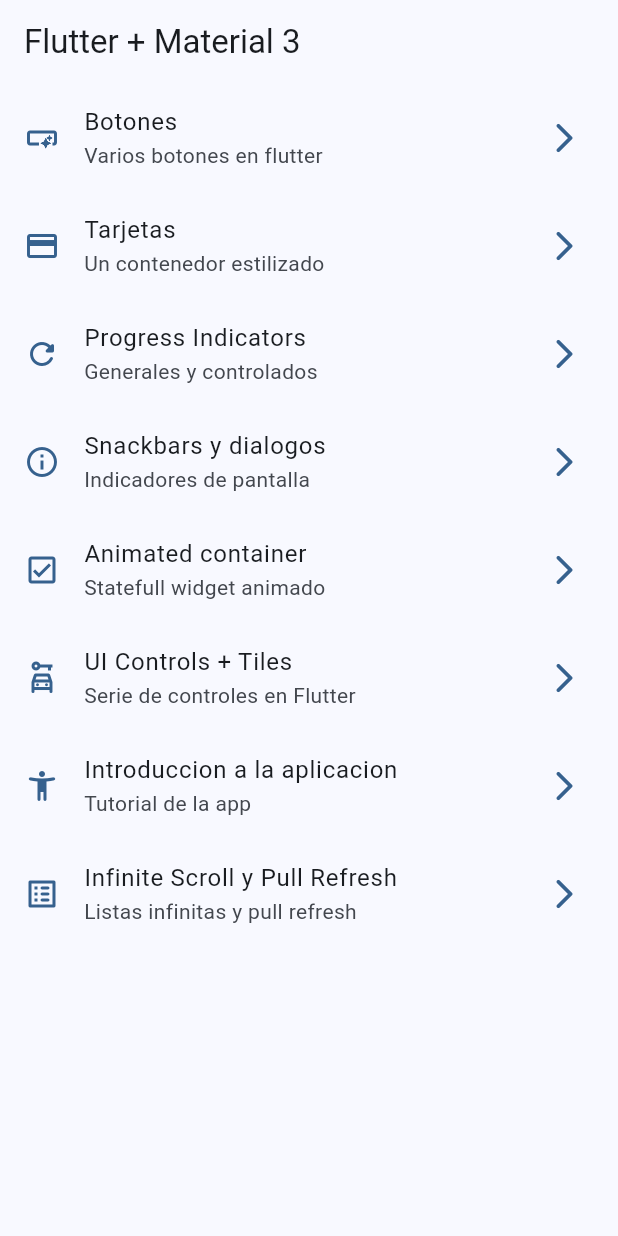
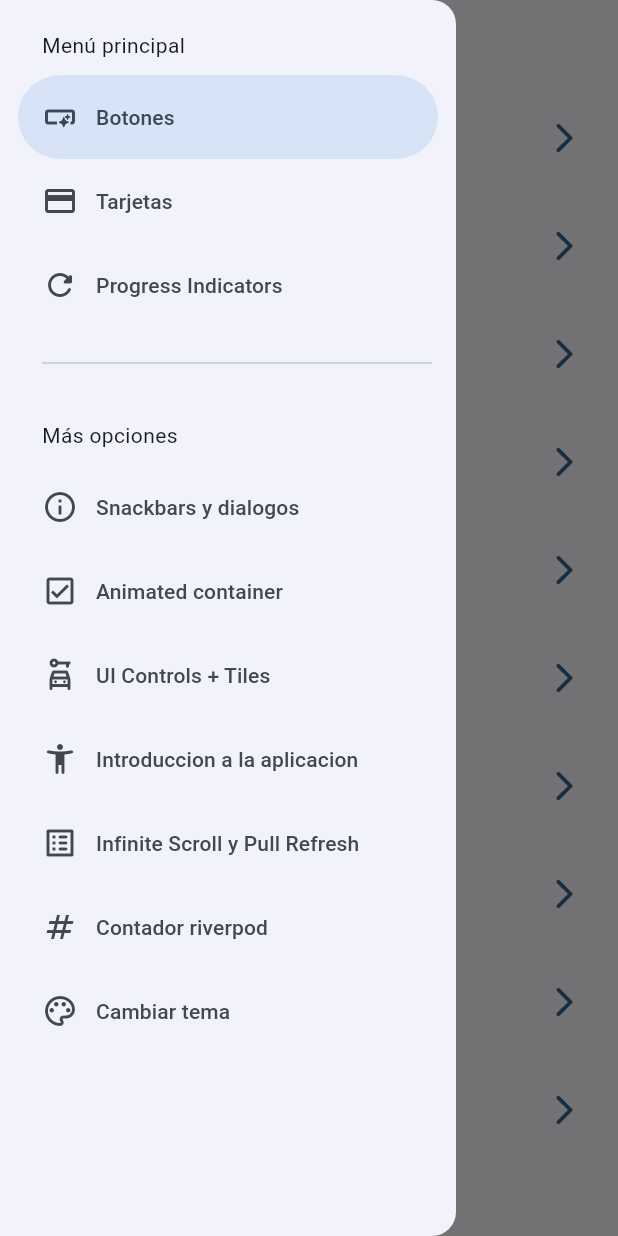
Before and after one commit to diegoteran95/widgets_app, a Flutter app: the screen it shows after launch, with the side drawer open (before the commit the screen has no drawer), on a phone screen of 412 x 824 dp. Run offline on Flutter 3.47's test engine with Material 3 defaults, Android fonts, the phone set to English and light mode, and no system bars; our stand-ins replace animate_do, flutter_riverpod, go_router, riverpod_annotation; generated files the repository leaves out were written again.

Commit message:
Implements riverpod as state management

```diff
--- a/analysis_options.yaml
+++ b/analysis_options.yaml
@@ -1 +1,4 @@
 include: package:flutter_lints/flutter.yaml
+analyzer:
+  plugins:
+    - custom_lint
--- a/lib/config/menu/menu_items.dart
+++ b/lib/config/menu/menu_items.dart
@@ -49,9 +49,19 @@ const appMenuItems = <MenuItem>[
       subtitle: "Tutorial de la app",
       link: "/tutorial",
       icon: Icons.accessibility_new_rounded),
-      MenuItem(
+  MenuItem(
       title: "Infinite Scroll y Pull Refresh",
       subtitle: "Listas infinitas y pull refresh",
       link: "/infinite",
       icon: Icons.list_alt_rounded),
+  MenuItem(
+      title: "Contador riverpod",
+      subtitle: "Introduccion a riverpod",
+      link: "/counter",
+      icon: Icons.numbers),
+  MenuItem(
+      title: "Cambiar tema",
+      subtitle: "Cambiar tema de la app",
+      link: "/theme-changer",
+      icon: Icons.color_lens_outlined),
 ];
--- a/lib/config/router/app_router.dart
+++ b/lib/config/router/app_router.dart
@@ -1,5 +1,7 @@
 import 'package:go_router/go_router.dart';
+import 'package:widgets_app/presentation/screens/counter/counter_screen.dart';
 import 'package:widgets_app/presentation/screens/screens.dart';
+import 'package:widgets_app/presentation/screens/theme_changer/theme_changer_screen.dart';
 
 final appRouter = GoRouter(routes: [
   GoRoute(
@@ -34,8 +36,16 @@ final appRouter = GoRouter(routes: [
       path: "/tutorial",
       name: AppTutorialScreen.name,
       builder: (context, state) => const AppTutorialScreen()),
-      GoRoute(
+  GoRoute(
       path: "/infinite",
       name: InifiniteScrollScreen.name,
       builder: (context, state) => const InifiniteScrollScreen()),
+  GoRoute(
+      path: "/counter",
+      name: CounterScreen.name,
+      builder: (context, state) => const CounterScreen()),
+  GoRoute(
+      path: "/theme-changer",
+      name: ThemeChanger.name,
+      builder: (context, state) => const ThemeChanger()),
 ]);
--- a/lib/config/theme/app_theme.dart
+++ b/lib/config/theme/app_theme.dart
@@ -14,14 +14,20 @@ const colorList = <Color>[
 
 class AppTheme {
   final int selectedColor;
+  final bool isDarkmode;
 
-  AppTheme({this.selectedColor = 0})
+  AppTheme({this.selectedColor = 0, this.isDarkmode = false})
       : assert(selectedColor >= 0, 'Select color must be greater than zero'),
         assert(selectedColor < colorList.length,
             'Select color must be less or equal than ${colorList.length - 1}');
 
-  ThemeData getTheme() =>
-      ThemeData(useMaterial3: true, colorSchemeSeed: colorList[selectedColor],
-      appBarTheme: const AppBarTheme(centerTitle: false)
-      );
+  ThemeData getTheme() => ThemeData(
+      useMaterial3: true,
+      brightness: isDarkmode ? Brightness.dark : Brightness.light,
+      colorSchemeSeed: colorList[selectedColor],
+      appBarTheme: const AppBarTheme(centerTitle: false));
+
+  AppTheme copyWith({int? selectedColor, bool? isDarkmode}) => AppTheme(
+      selectedColor: selectedColor ?? this.selectedColor,
+      isDarkmode: isDarkmode ?? this.isDarkmode);
 }
--- a/lib/main.dart
+++ b/lib/main.dart
@@ -1,21 +1,29 @@
 import 'package:flutter/material.dart';
+import 'package:flutter_riverpod/flutter_riverpod.dart';
 import 'package:widgets_app/config/router/app_router.dart';
 import 'package:widgets_app/config/theme/app_theme.dart';
+import 'package:widgets_app/presentation/providers/theme_provider.dart';
 
 void main() {
-  runApp(const MainApp());
+  runApp(const ProviderScope(child: MainApp()));
 }
 
-class MainApp extends StatelessWidget {
+class MainApp extends ConsumerWidget {
   const MainApp({super.key});
 
   @override
-  Widget build(BuildContext context) {
+  Widget build(BuildContext context, ref) {
+    // final isDarkmode = ref.watch(isDarkmodeProvider);
+    // final selectedColor = ref.watch(selectedColorProvider);
+    final AppTheme appTheme = ref.watch(themeChangerProvider);
     return MaterialApp.router(
       title: "Flutter Widgets",
       routerConfig: appRouter,
       debugShowCheckedModeBanner: false,
-      theme: AppTheme(selectedColor:0).getTheme(),
+      theme: AppTheme(
+              selectedColor: appTheme.selectedColor,
+              isDarkmode: appTheme.isDarkmode)
+          .getTheme(),
     );
   }
 }
--- /dev/null
+++ b/lib/presentation/providers/counter_provider.dart
@@ -0,0 +1,5 @@
+import 'package:flutter_riverpod/flutter_riverpod.dart';
+
+final counterProvider = StateProvider<int>((ref) {
+  return 5;
+});
--- /dev/null
+++ b/lib/presentation/providers/theme_provider.dart
@@ -0,0 +1,30 @@
+import 'package:flutter_riverpod/flutter_riverpod.dart';
+import 'dart:ui';
+import 'package:widgets_app/config/theme/app_theme.dart';
+import "package:riverpod_annotation/riverpod_annotation.dart";
+part 'theme_provider.g.dart';
+
+@riverpod
+List<Color> colorsList(ColorsListRef ref) {
+  return colorList;
+}
+
+final selectedColorProvider = StateProvider((ref) => 0);
+
+final isDarkmodeProvider = StateProvider((ref) => false);
+
+@riverpod
+class ThemeChanger extends _$ThemeChanger {
+  @override
+  AppTheme build() {
+    return AppTheme();
+  }
+
+  void changeColor(int color) {
+    state = state.copyWith(selectedColor: color);
+  }
+
+  void toggleDarkmode() {
+    state = state.copyWith(isDarkmode: !state.isDarkmode);
+  }
+}
--- a/lib/presentation/screens/home/home_screen.dart
+++ b/lib/presentation/screens/home/home_screen.dart
@@ -1,7 +1,7 @@
 import 'package:flutter/material.dart';
 import 'package:go_router/go_router.dart';
 import 'package:widgets_app/config/menu/menu_items.dart';
-import 'package:widgets_app/presentation/screens/card/cards_screen.dart';
+import 'package:widgets_app/presentation/widgets/side_menu.dart';
 
 class HomeScreen extends StatelessWidget {
   static const String name = "home_screen";
@@ -9,11 +9,16 @@ class HomeScreen extends StatelessWidget {
 
   @override
   Widget build(BuildContext context) {
+    final scaffoldKey = GlobalKey<ScaffoldState>();
     return Scaffold(
+      key: scaffoldKey,
       appBar: AppBar(
         title: const Text("Flutter + Material 3"),
       ),
       body: const _HomeView(),
+      drawer: SideMenu(
+        scaffoldKey: scaffoldKey,
+      ),
     );
   }
 }
--- /dev/null
+++ b/lib/presentation/widgets/side_menu.dart
@@ -0,0 +1,48 @@
+import 'package:flutter/material.dart';
+import 'package:go_router/go_router.dart';
+import 'package:widgets_app/config/menu/menu_items.dart';
+
+class SideMenu extends StatefulWidget {
+  final GlobalKey<ScaffoldState> scaffoldKey;
+
+  const SideMenu({super.key, required this.scaffoldKey});
+
+  @override
+  State<SideMenu> createState() => _SideMenuState();
+}
+
+class _SideMenuState extends State<SideMenu> {
+  int navDrawerIndex = 0;
+
+  @override
+  Widget build(BuildContext context) {
+    final hasNotch = MediaQuery.of(context).viewPadding.top > 40;
+    return NavigationDrawer(
+      selectedIndex: navDrawerIndex,
+      onDestinationSelected: (value) {
+        setState(() {
+          navDrawerIndex = value;
+        });
+        final menuItem = appMenuItems[value];
+        context.push(menuItem.link);
+        widget.scaffoldKey.currentState?.closeDrawer();
+      },
+      children: [
+        Padding(
+          padding: EdgeInsets.fromLTRB(28, hasNotch ? 0 : 20, 16, 10),
+          child: const Text("Menú principal"),
+        ),
+        ...appMenuItems.sublist(0, 3).map((e) => NavigationDrawerDestination(
+            icon: Icon(e.icon), label: Text(e.title))),
+        const Padding(
+            padding: EdgeInsets.fromLTRB(28, 16, 16, 10), child: Divider()),
+        Padding(
+          padding: EdgeInsets.fromLTRB(28, hasNotch ? 0 : 20, 16, 10),
+          child: const Text("Más opciones"),
+        ),
+        ...appMenuItems.sublist(3).map((e) => NavigationDrawerDestination(
+            icon: Icon(e.icon), label: Text(e.title))),
+      ],
+    );
+  }
+}
--- a/pubspec.yaml
+++ b/pubspec.yaml
@@ -10,12 +10,18 @@ dependencies:
   animate_do: ^3.3.4
   flutter:
     sdk: flutter
+  flutter_riverpod: ^2.5.1
   go_router: ^14.1.2
+  riverpod_annotation: ^2.3.5
 
 dev_dependencies:
+  build_runner: ^2.4.9
+  custom_lint: ^0.6.4
   flutter_lints: ^3.0.0
   flutter_test:
     sdk: flutter
+  riverpod_generator: ^2.4.0
+  riverpod_lint: ^2.3.10
 
 flutter:
   uses-material-design: true
```
Also changed, not shown: lib/presentation/screens/counter/counter_screen.dart (added, +41 -0 lines), lib/presentation/screens/theme_changer/theme_changer_screen.dart (added, +58 -0 lines), lib/presentation/providers/theme_provider.g.dart (added), pubspec.lock.
